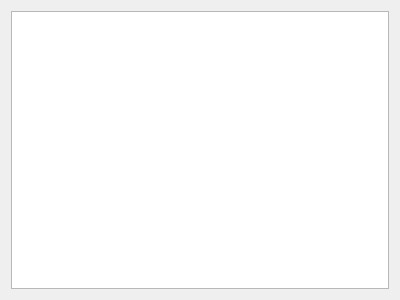
This is gui/gui.ui in miagiurgiu/RedoneStarCatalogueOOPExam as Qt 5 draws it before an edit. The edited form follows.
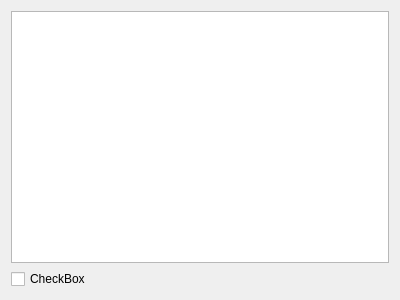
This is the edited form.

What changed in the file:
```diff
--- a/gui/gui.ui
+++ b/gui/gui.ui
@@ -17,6 +17,13 @@
    <item>
     <widget class="QTableView" name="tableView"/>
    </item>
+   <item>
+    <widget class="QCheckBox" name="checkBox">
+     <property name="text">
+      <string>CheckBox</string>
+     </property>
+    </widget>
+   </item>
   </layout>
  </widget>
  <resources/>
```
